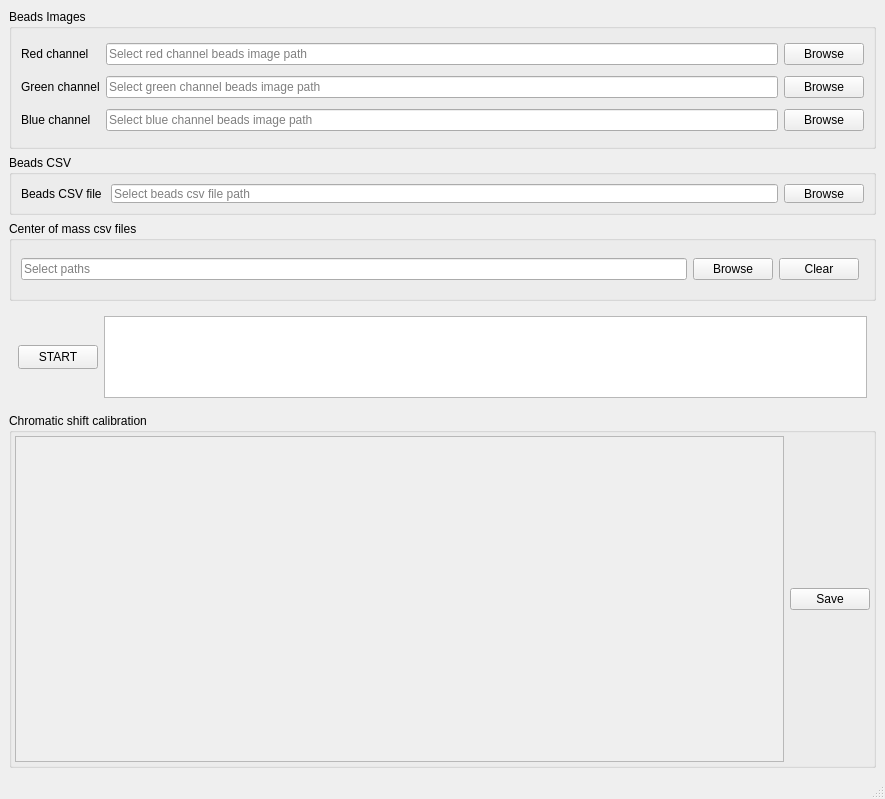
This is src/ui/MainWindow.ui in JiaaZe/Chromatic-shift-aberration as Qt 5 draws it before an edit. The edited form follows.
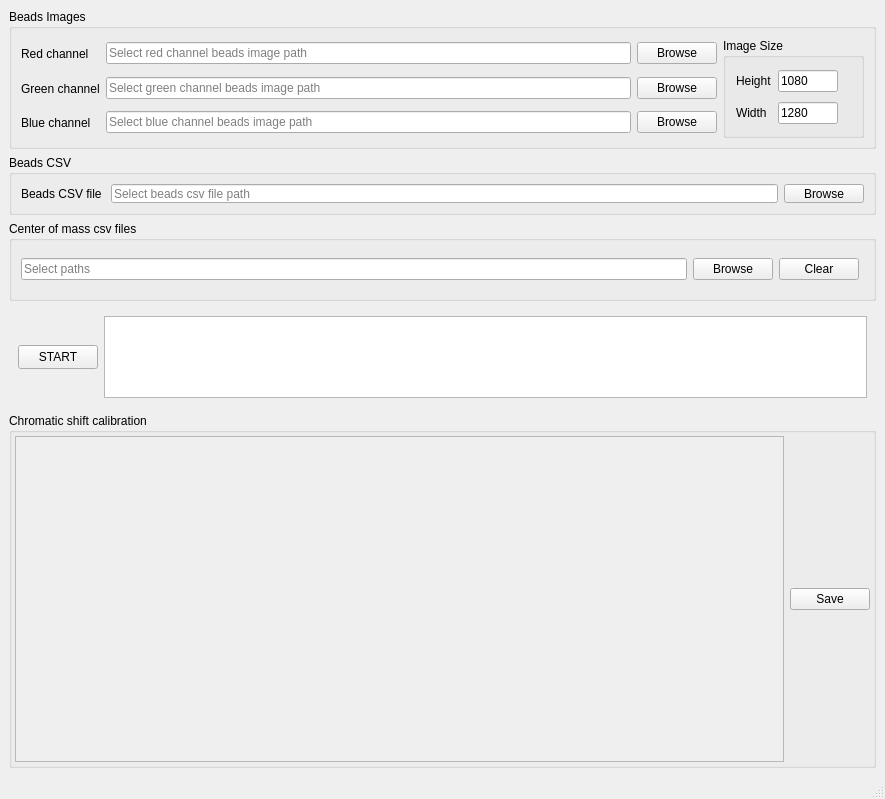
This is the edited form.

Commit message: UPDATE UI, add image shape input

What changed in the file:
```diff
--- a/src/ui/MainWindow.ui
+++ b/src/ui/MainWindow.ui
@@ -39,8 +39,15 @@
        <string>Beads Images</string>
       </property>
       <layout class="QGridLayout" name="gridLayout">
-       <item row="2" column="1">
-        <widget class="QLineEdit" name="beads_blue_path">
+       <item row="0" column="2">
+        <widget class="QPushButton" name="btn_red_browse">
+         <property name="text">
+          <string>Browse</string>
+         </property>
+        </widget>
+       </item>
+       <item row="1" column="1">
+        <widget class="QLineEdit" name="beads_green_path">
          <property name="inputMask">
           <string/>
          </property>
@@ -51,7 +58,14 @@
           <bool>false</bool>
          </property>
          <property name="placeholderText">
-          <string>Select blue channel beads image path</string>
+          <string>Select green channel beads image path</string>
+         </property>
+        </widget>
+       </item>
+       <item row="2" column="2">
+        <widget class="QPushButton" name="btn_blue_browse">
+         <property name="text">
+          <string>Browse</string>
          </property>
         </widget>
        </item>
@@ -62,27 +76,6 @@
          </property>
         </widget>
        </item>
-       <item row="2" column="2">
-        <widget class="QPushButton" name="btn_blue_browse">
-         <property name="text">
-          <string>Browse</string>
-         </property>
-        </widget>
-       </item>
-       <item row="0" column="2">
-        <widget class="QPushButton" name="btn_red_browse">
-         <property name="text">
-          <string>Browse</string>
-         </property>
-        </widget>
-       </item>
-       <item row="1" column="2">
-        <widget class="QPushButton" name="btn_green_browse">
-         <property name="text">
-          <string>Browse</string>
-         </property>
-        </widget>
-       </item>
        <item row="0" column="1">
         <widget class="QLineEdit" name="beads_red_path">
          <property name="inputMask">
@@ -106,8 +99,8 @@
          </property>
         </widget>
        </item>
-       <item row="1" column="1">
-        <widget class="QLineEdit" name="beads_green_path">
+       <item row="2" column="1">
+        <widget class="QLineEdit" name="beads_blue_path">
          <property name="inputMask">
           <string/>
          </property>
@@ -118,7 +111,7 @@
           <bool>false</bool>
          </property>
          <property name="placeholderText">
-          <string>Select green channel beads image path</string>
+          <string>Select blue channel beads image path</string>
          </property>
         </widget>
        </item>
@@ -129,6 +122,111 @@
          </property>
         </widget>
        </item>
+       <item row="0" column="3" rowspan="3">
+        <widget class="QGroupBox" name="groupBox_4">
+         <property name="minimumSize">
+          <size>
+           <width>141</width>
+           <height>100</height>
+          </size>
+         </property>
+         <property name="maximumSize">
+          <size>
+           <width>141</width>
+           <height>100</height>
+          </size>
+         </property>
+         <property name="title">
+          <string>Image Size</string>
+         </property>
+         <layout class="QGridLayout" name="gridLayout_12">
+          <property name="leftMargin">
+           <number>10</number>
+          </property>
+          <property name="topMargin">
+           <number>10</number>
+          </property>
+          <property name="rightMargin">
+           <number>20</number>
+          </property>
+          <property name="bottomMargin">
+           <number>10</number>
+          </property>
+          <item row="0" column="0">
+           <layout class="QFormLayout" name="formLayout_3">
+            <property name="labelAlignment">
+             <set>Qt::AlignLeading|Qt::AlignLeft|Qt::AlignVCenter</set>
+            </property>
+            <property name="formAlignment">
+             <set>Qt::AlignLeading|Qt::AlignLeft|Qt::AlignVCenter</set>
+            </property>
+            <property name="verticalSpacing">
+             <number>10</number>
+            </property>
+            <item row="0" column="0">
+             <widget class="QLabel" name="label_13">
+              <property name="text">
+               <string>Height</string>
+              </property>
+             </widget>
+            </item>
+            <item row="0" column="1">
+             <widget class="QLineEdit" name="image_height">
+              <property name="minimumSize">
+               <size>
+                <width>60</width>
+                <height>0</height>
+               </size>
+              </property>
+              <property name="maximumSize">
+               <size>
+                <width>60</width>
+                <height>16777215</height>
+               </size>
+              </property>
+              <property name="text">
+               <string>1080</string>
+              </property>
+             </widget>
+            </item>
+            <item row="1" column="0">
+             <widget class="QLabel" name="label_19">
+              <property name="text">
+               <string>Width</string>
+              </property>
+             </widget>
+            </item>
+            <item row="1" column="1">
+             <widget class="QLineEdit" name="image_width">
+              <property name="minimumSize">
+               <size>
+                <width>60</width>
+                <height>0</height>
+               </size>
+              </property>
+              <property name="maximumSize">
+               <size>
+                <width>60</width>
+                <height>16777215</height>
+               </size>
+              </property>
+              <property name="text">
+               <string>1280</string>
+              </property>
+             </widget>
+            </item>
+           </layout>
+          </item>
+         </layout>
+        </widget>
+       </item>
+       <item row="1" column="2">
+        <widget class="QPushButton" name="btn_green_browse">
+         <property name="text">
+          <string>Browse</string>
+         </property>
+        </widget>
+       </item>
       </layout>
      </widget>
     </item>
```
The commit also changes 1 other file.
